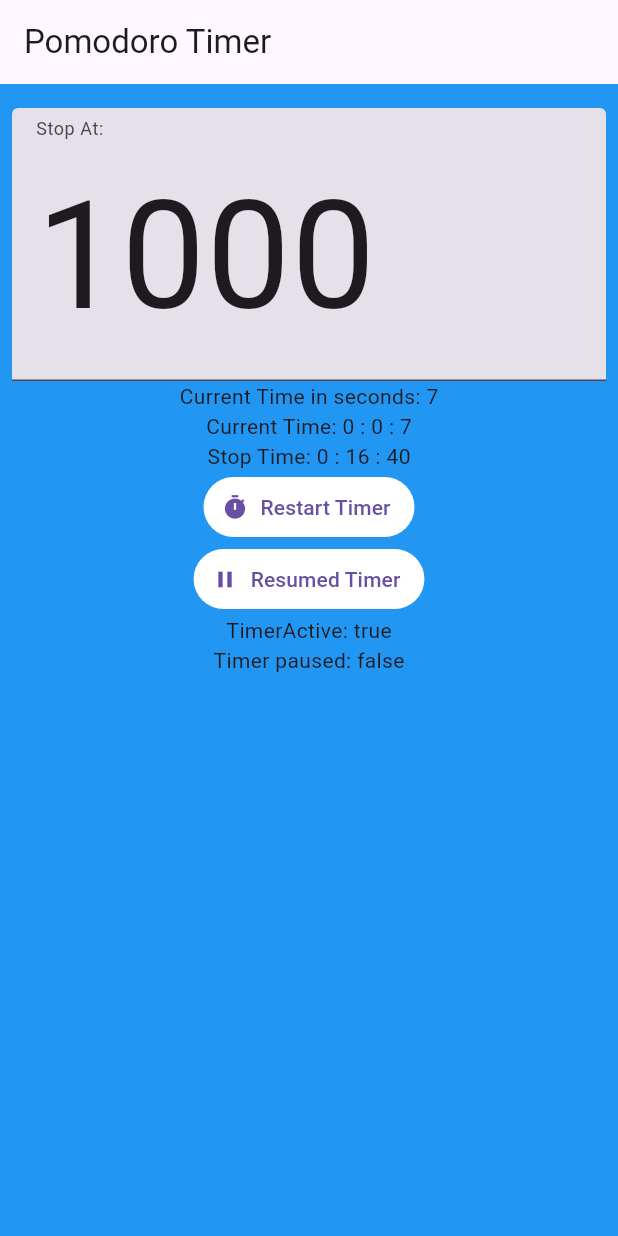
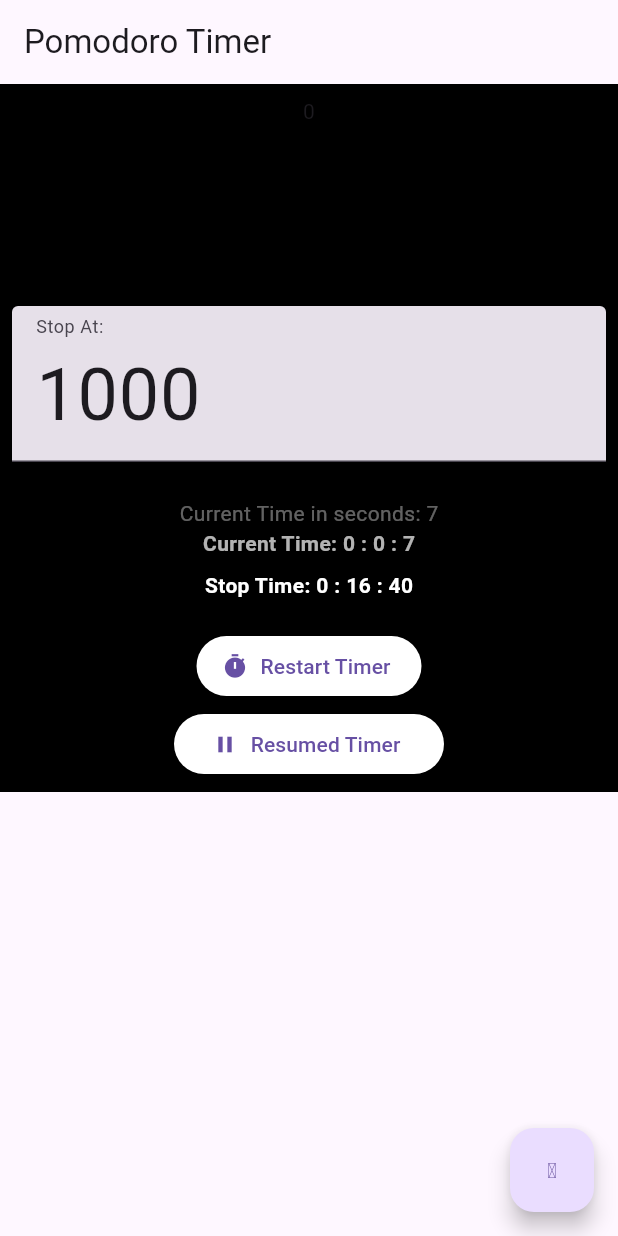
Before and after one commit to minidavid/Flutter-Timer, a Flutter app: the screen it shows after launch, on a phone screen of 412 x 824 dp. Run offline on Flutter 3.47's test engine with Material 3 defaults, Android fonts, the light colour scheme and no system bars; our stand-ins replace get.

Commit message:
The UI now works. Black UI. With some colors and animations. Neat :)

```diff
--- a/analysis_options.yaml
+++ b/analysis_options.yaml
@@ -7,6 +7,9 @@
 
 # The following line activates a set of recommended lints for Flutter apps,
 # packages, and plugins designed to encourage good coding practices.
+analyzer:
+  errors:
+    camel_case_types: ignore
 include: package:flutter_lints/flutter.yaml
 
 linter:
--- a/lib/main.dart
+++ b/lib/main.dart
@@ -1,5 +1,7 @@
 import 'package:flutter/material.dart';
 import 'package:tic80_mo/pages/1.%20StartUp.dart';
+import 'package:get/get.dart';
+import 'package:tic80_mo/pages/start_up_controller.dart';
 
 void main() {
   runApp(const MyApp());
@@ -11,14 +13,16 @@ class MyApp extends StatelessWidget {
   // This widget is the root of your application.
   @override
   Widget build(BuildContext context) {
-    return MaterialApp(
+
+    Get.put(start_up_controller());
+
+    return GetMaterialApp(
       title: 'Yep',
       initialRoute: '/',
 
       routes: {
         '/': (context) => StartUp(),
         '/second': (context) => StartUp(),
-
       },
 
     );
--- a/lib/pages/1. StartUp.dart
+++ b/lib/pages/1. StartUp.dart
@@ -1,6 +1,9 @@
 import 'dart:async';
 
 import 'package:flutter/material.dart';
+import 'package:get/get.dart';
+import 'package:get/get_connect/http/src/utils/utils.dart';
+import 'package:tic80_mo/pages/start_up_controller.dart';
 
 class StartUp extends StatefulWidget {
   const StartUp({super.key});
@@ -12,13 +15,19 @@ class StartUp extends StatefulWidget {
 class _StartUpState extends State<StartUp> {
 
   bool pauseTimer = false;
+  bool bigger = true;
+  bool changeBigger = true;
 
   int _start = 0;
   int second = 0;
   int hour = 0;
   int minute = 0;
+
   //String _startStr  = _start.toString();
   late TextEditingController finalTime = TextEditingController();
+
+  var controller = Get.find<start_up_controller>();
+
 
   late int finalTimeSec = 0;
   late int finalTimeMin = 0;
@@ -50,6 +59,7 @@ class _StartUpState extends State<StartUp> {
           pauseTimer = true;
         });
       }
+
       else {
         setState((){
 
@@ -100,13 +110,14 @@ class _StartUpState extends State<StartUp> {
 
     super.initState();
     startTimer();
+
   }
 
   @override
   Widget build(BuildContext context) {
 
     final BoxDecoration containerDecoration = _timerActive
-        ? BoxDecoration(color: Colors.blue)
+        ? BoxDecoration(color: Colors.black)
         : BoxDecoration(color: Colors.red);
 
     return Scaffold(
@@ -116,31 +127,63 @@ class _StartUpState extends State<StartUp> {
         title: Text("Pomodoro Timer"),
       ),
 
+      floatingActionButton: FloatingActionButton(
+        child: Text(String.fromCharCode(5010)),
 
-      body: Container(
+        onPressed: (){
+          controller.count++;
+          debugPrint("${controller.count}");
+        },
+
+      ),
+
+
+      body: SingleChildScrollView(
+        child: Container(
           padding: EdgeInsets.all(8.0),
           decoration: containerDecoration,
 
           child: Column(children: [
 
+            Obx(
+              ()=> Text("${controller.count}"),
+            ),
 
             Padding(
-            padding: const EdgeInsets.only(top: 8.0),
+              padding: const EdgeInsets.only(top: 120.0),
               child: TextField(
                 controller: finalTime,
                 keyboardType: TextInputType.number,
                 decoration: InputDecoration(filled: true, hintText: "Stop Time", label: Text("Stop At:"), alignLabelWithHint: true),
-              style: TextStyle(fontSize: 100),
+                style: TextStyle(fontSize: 48),
               ),
             ),
 
-          Text("Current Time in seconds: $_start"),
+            Padding(
+              padding: const EdgeInsets.only(top: 24.0),
+              child: Text("Current Time in seconds: $_start", style: TextStyle(color: Colors.white38),),
+            ),
 
-          Text("Current Time: $hour : $minute : $second"),
-          Text("Stop Time: $finalTimeHour : $finalTimeMin : $finalTimeSec"),
+            Text("Current Time: $hour : $minute : $second", style: TextStyle(fontWeight: FontWeight.bold, color: Colors.white70),),
 
-          TextButton.icon(
+            Padding(
+              padding: const EdgeInsets.only(top: 8.0),
+                child: Text("Stop Time: $finalTimeHour : $finalTimeMin : $finalTimeSec", style: TextStyle(fontWeight: FontWeight.bold, color: Colors.white)),
+            ),
+
+            Padding(
+              padding: const EdgeInsets.only(top: 24.0),
+              child: AnimatedContainer(
+
+                width: bigger? 150 : 180,
+                duration: Duration(seconds: 1),
+                curve: Curves.bounceInOut,
+                height: bigger? 40:50,
+
+                child: TextButton.icon(
                     onPressed: (){
+
+                      bigger = !bigger;
 
                       //if (!(pauseTimer)) {
                       //startTimer();
@@ -155,30 +198,67 @@ class _StartUpState extends State<StartUp> {
 
                         startTimer();
 
-                });
+                      }
+
+                      );
 
                     },
+
                     label: Text("Restart Timer"),
                     icon: Icon(Icons.timer),
                     style: ButtonStyle(backgroundColor: WidgetStatePropertyAll(Colors.white)),
+
+                ),
+              ),
             ),
 
-          TextButton.icon(
+            Padding(
+              padding: const EdgeInsets.only(top: 8.0),
+
+              child: AnimatedContainer(
+                width: pauseTimer? 160: 180,
+                curve: Curves.bounceInOut,
+                duration: Duration(seconds: 1),
+
+                child: TextButton.icon(
                   onPressed: (){
                     setState(() {
                       pauseTimer = !pauseTimer;
                     });
                   },
-              label: Text(pauseTimer? "Paused Timer" : "Resumed Timer"),
-              icon: Icon(pauseTimer? Icons.play_arrow : Icons.pause),
-            style: ButtonStyle(backgroundColor: WidgetStatePropertyAll(pauseTimer? Colors.grey : Colors.white)),
+                    label: Text(pauseTimer? "Paused Timer" : "Resumed Timer",
+                      style: TextStyle(color: pauseTimer? Colors.white: Colors.blue[1000]),
+                    ),
+
+                    icon: Icon(pauseTimer? Icons.play_arrow : Icons.pause,
+                      color: pauseTimer? Colors.white: Colors.blue[1000],
+                    ),
+
+                    style: ButtonStyle(
+                      backgroundColor: WidgetStatePropertyAll(pauseTimer? Colors.redAccent : Colors.white),),
+                ),
+              ),
             ),
 
 
-          Text("TimerActive: $_timerActive"),
-          Text("Timer paused: $pauseTimer"),
+            //Text("TimerActive: $_timerActive"),
+            //Text("Timer paused: $pauseTimer"),
+
+
+
+            // AnimatedContainer(
+
+            //   width: _start/int.parse(finalTime.text)*100,
+            //   duration: Duration(seconds: 1),
+
+            //   child: TextButton(onPressed: (){},
+            //     child: Text("$_start"),
+            //   ),
+            // ),
+
 
           ],),
+        ),
       ),
 
 
--- /dev/null
+++ b/lib/pages/start_up_controller.dart
@@ -0,0 +1,6 @@
+import 'package:get/get.dart';
+
+class start_up_controller
+{
+  var count = 0.obs;
+}
--- a/pubspec.yaml
+++ b/pubspec.yaml
@@ -34,6 +34,7 @@ dependencies:
   # The following adds the Cupertino Icons font to your application.
   # Use with the CupertinoIcons class for iOS style icons.
   cupertino_icons: ^1.0.8
+  get: ^4.6.6
 
 dev_dependencies:
   flutter_test:
```
Also changed, not shown: lib/pages/StartUpController.dart (deleted), pubspec.lock, 1 other file. Lines whose indentation alone changed are shown as unchanged.
